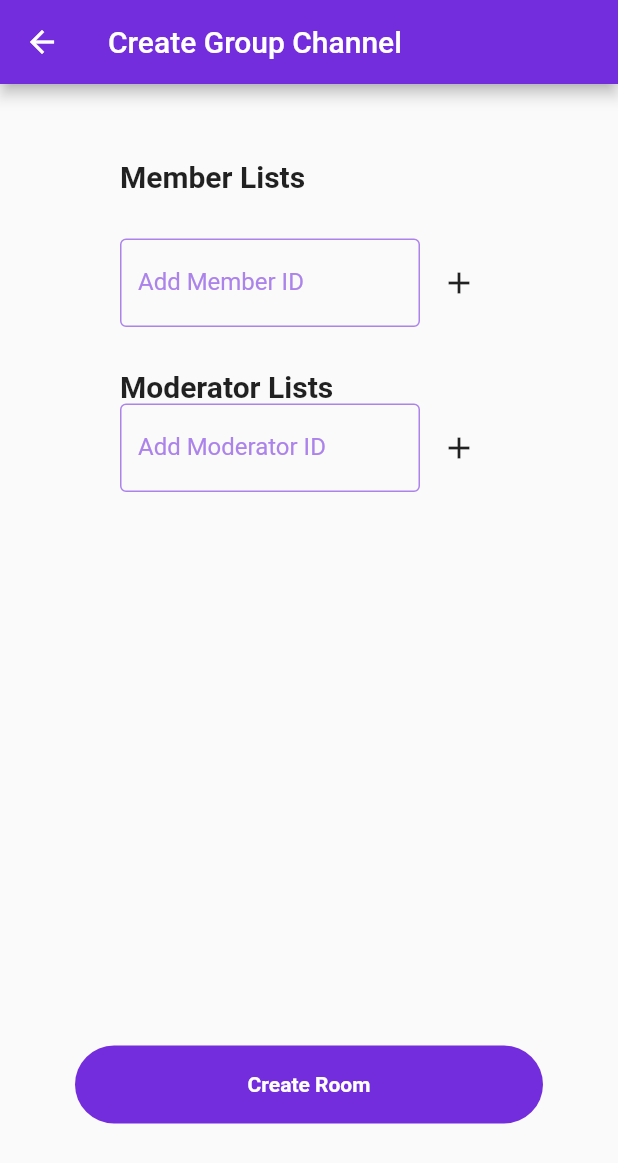
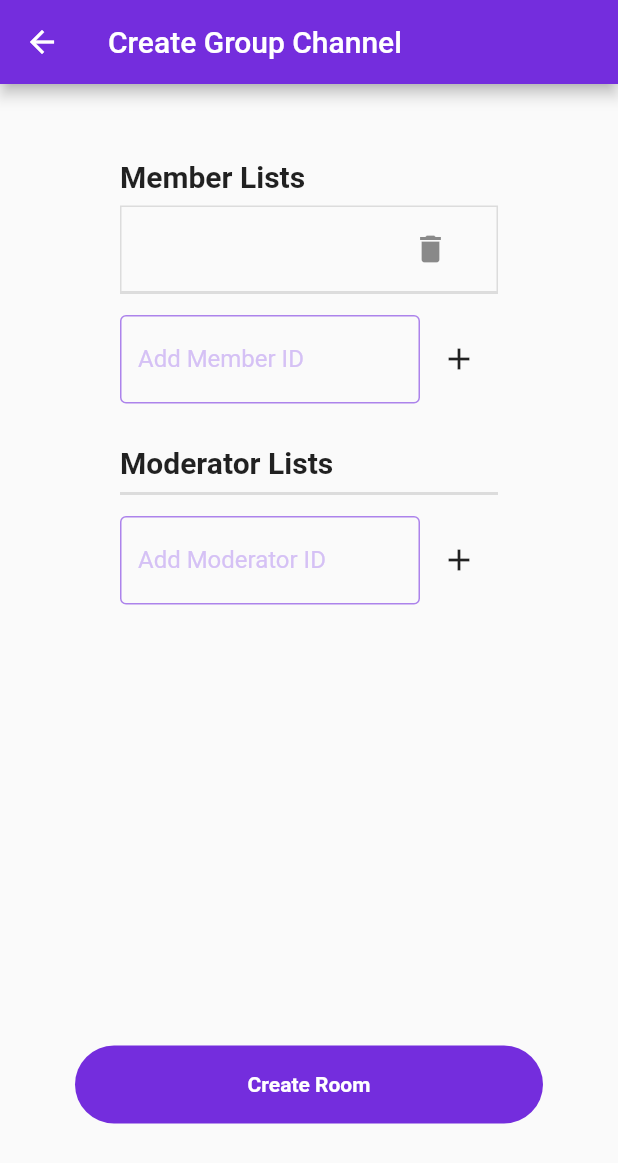
Before and after one commit to danieljiwonkang98/SendBird_Flutter_Chat_Demo, a Flutter app: the CreateChannelRoute screen opened by its route, after a tap on the "add" icon, on a phone screen of 412 x 824 dp. Shown: the top 1163 px of the screen. Run offline on Flutter 3.47's test engine with Material 2 defaults, Android fonts, the phone set to English and light mode, and no system bars; our stand-ins replace flutter_dotenv, get, shared_preferences; missing offline and left inert: sendbird_sdk; accounts and stored records are empty.

Commit message:
Refractor Design (Login Route & Create Room Route)

```diff
--- a/app/lib/components/inputfield.dart
+++ b/app/lib/components/inputfield.dart
@@ -57,10 +57,11 @@ class _InputFieldState extends State<InputField> {
                       borderSide: BorderSide(color: ThemeColors.primaryLight),
                     ),
                     hintText: widget.hintText,
-                    hintStyle: const TextStyle(color: ThemeColors.primaryLight),
+                    hintStyle:
+                        const TextStyle(color: ThemeColors.primaryLight2),
                     labelText: widget.label,
                     labelStyle:
-                        const TextStyle(color: ThemeColors.primaryLight)),
+                        const TextStyle(color: ThemeColors.primaryLight2)),
               ),
             ),
             widget.trailingIcon != null
--- a/app/lib/routes/create_channel_route.dart
+++ b/app/lib/routes/create_channel_route.dart
@@ -2,6 +2,7 @@ import 'package:app/components/button.dart';
 import 'package:app/components/inputfield.dart';
 import 'package:app/controllers/channel_controller.dart';
 import 'package:flutter/material.dart';
+import 'package:flutter/scheduler.dart';
 import 'package:get/get.dart';
 
 enum UserType { member, moderator }
@@ -17,6 +18,8 @@ class _CreateChannelRouteState extends State<CreateChannelRoute> {
   late BaseChannel _channel;
   final TextEditingController _addMemberController = TextEditingController();
   final TextEditingController _addModeratorController = TextEditingController();
+  final ScrollController _memberScrollController = ScrollController();
+  final ScrollController _moderatorScrollController = ScrollController();
   late List<String> _memberlist;
   late List<String> _moderatorlist;
 
@@ -26,6 +29,27 @@ class _CreateChannelRouteState extends State<CreateChannelRoute> {
     _moderatorlist = [];
     _channel = Get.find<ChannelController>();
     super.initState();
+  }
+
+  @override
+  void dispose() {
+    _addMemberController.dispose();
+    _addModeratorController.dispose();
+    _memberScrollController.dispose();
+    _moderatorScrollController.dispose();
+    super.dispose();
+  }
+
+  void _deleteUserToList(UserType type, String id) {
+    switch (type) {
+      case UserType.member:
+        _memberlist.remove(id);
+        break;
+      case UserType.moderator:
+        _moderatorlist.remove(id);
+        break;
+    }
+    setState(() {});
   }
 
   void _addUserToList(UserType type, String id) {
@@ -40,18 +64,21 @@ class _CreateChannelRouteState extends State<CreateChannelRoute> {
     setState(() {});
   }
 
-  Widget _userListBody(UserType type) {
+  Widget _userListBody(UserType userType) {
     String _memberTitle;
     List<String> _userList;
+    ScrollController _scrollController;
 
-    switch (type) {
+    switch (userType) {
       case UserType.member:
         _memberTitle = "Member Lists";
         _userList = _memberlist;
+        _scrollController = _memberScrollController;
         break;
       case UserType.moderator:
         _memberTitle = "Moderator Lists";
         _userList = _moderatorlist;
+        _scrollController = _moderatorScrollController;
         break;
     }
 
@@ -62,13 +89,53 @@ class _CreateChannelRouteState extends State<CreateChannelRoute> {
           _memberTitle,
           style: const TextStyle(fontWeight: FontWeight.bold, fontSize: 20),
         ),
-        ListView.builder(
-            physics: const NeverScrollableScrollPhysics(),
+        const SizedBox(
+          height: 8,
+        ),
+        _userList.isNotEmpty
+            ? Container(
+                constraints: const BoxConstraints(
+                  maxHeight: 175,
+                ),
+                decoration: BoxDecoration(
+                  border: Border.all(color: Colors.black12),
+                ),
+                child: ListView.builder(
+                  controller: _scrollController,
                   shrinkWrap: true,
                   itemCount: _userList.length,
                   itemBuilder: (context, index) {
-              return Text(_userList[index]);
-            }),
+                    return Container(
+                      decoration: const BoxDecoration(
+                        border: Border(
+                          bottom: BorderSide(
+                            color: Colors.black12,
+                            width: 1,
+                          ),
+                        ),
+                      ),
+                      padding: const EdgeInsets.symmetric(horizontal: 8),
+                      child: ListTile(
+                        title: Text(_userList[index]),
+                        trailing: GestureDetector(
+                          onTap: () {
+                            _deleteUserToList(userType, _userList[index]);
+                          },
+                          child: const Padding(
+                            padding: EdgeInsets.symmetric(horizontal: 8),
+                            child: Icon(Icons.delete),
+                          ),
+                        ),
+                      ),
+                    );
+                  },
+                ),
+              )
+            : Container(
+                decoration: BoxDecoration(
+                  border: Border.all(color: Colors.black12),
+                ),
+              ),
       ],
     );
   }
@@ -90,7 +157,6 @@ class _CreateChannelRouteState extends State<CreateChannelRoute> {
         child: Column(
           children: [
             Expanded(
-              child: SingleChildScrollView(
               child: Column(
                 children: [
                   const SizedBox(height: 50),
@@ -109,6 +175,13 @@ class _CreateChannelRouteState extends State<CreateChannelRoute> {
                     trailingFunction: () {
                       _addUserToList(
                           UserType.member, _addMemberController.text);
+                      SchedulerBinding.instance!.addPostFrameCallback((_) {
+                        _memberScrollController.animateTo(
+                          _memberScrollController.position.maxScrollExtent,
+                          duration: const Duration(milliseconds: 300),
+                          curve: Curves.easeOut,
+                        );
+                      });
                     },
                   ),
                   const SizedBox(height: 28),
@@ -118,6 +191,7 @@ class _CreateChannelRouteState extends State<CreateChannelRoute> {
                     ),
                     child: _userListBody(UserType.moderator),
                   ),
+                  const SizedBox(height: 14),
                   InputField(
                     label: "Add Moderator ID",
                     textEditingController: _addModeratorController,
@@ -126,10 +200,16 @@ class _CreateChannelRouteState extends State<CreateChannelRoute> {
                     trailingFunction: () {
                       _addUserToList(
                           UserType.moderator, _addModeratorController.text);
+                      SchedulerBinding.instance!.addPostFrameCallback((_) {
+                        _moderatorScrollController.animateTo(
+                          _moderatorScrollController.position.maxScrollExtent,
+                          duration: const Duration(milliseconds: 300),
+                          curve: Curves.easeOut,
+                        );
+                      });
                     },
                   ),
                 ],
-                ),
               ),
             ),
             Button(
@@ -139,9 +219,7 @@ class _CreateChannelRouteState extends State<CreateChannelRoute> {
                 _channel
                     .createGroupChannel(
                         userIds: _memberlist, operatorUserIds: _moderatorlist)
-                    .then(
-                      (_) => Get.back(),
-                    );
+                    .then((_) => Get.back());
               },
             ),
             const SizedBox(
--- a/app/lib/routes/login_route.dart
+++ b/app/lib/routes/login_route.dart
@@ -26,9 +26,6 @@ class _LoginRouteState extends State<LoginRoute> {
   @override
   Widget build(BuildContext context) {
     return Scaffold(
-      appBar: AppBar(
-        title: const Text("Sendbird Login"),
-      ),
       body: GestureDetector(
         behavior: HitTestBehavior.translucent,
         onTap: () {
--- a/app/lib/themes/colors.dart
+++ b/app/lib/themes/colors.dart
@@ -3,4 +3,5 @@ import 'package:flutter/material.dart';
 class ThemeColors {
   static const primary = Color(0xFF742DDD);
   static const primaryLight = Color(0xFFAC83EB);
+  static const primaryLight2 = Color(0xFFD5C1F5);
 }
```
Lines whose indentation alone changed are shown as unchanged.
